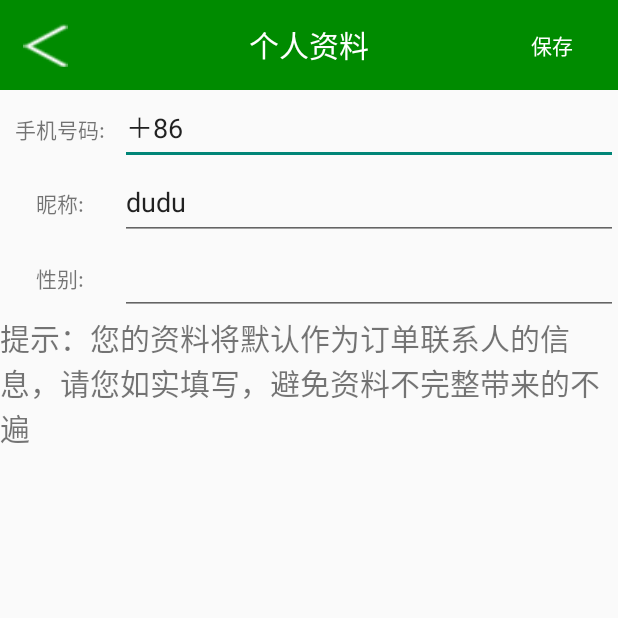
After one commit to GogogoAlin/GoALIN, an Android app: the MyInfo screen opened directly, with no data from a screen before it, on a phone screen of 412 x 824 dp, the top half of it. The commit adds this screen. Run offline under Robolectric (Android 15) with nearby library versions, the phone set to English and light mode, and no system bars.

Commit message:
妈妈的

```diff
--- /dev/null
+++ b/app/src/main/java/mineActivity/MyInfo.java
@@ -0,0 +1,58 @@
+package mineActivity;
+
+import android.content.SharedPreferences;
+import android.os.Bundle;
+import android.support.v7.app.AppCompatActivity;
+import android.view.View;
+import android.widget.EditText;
+
+import com.example.alin.gogogo.R;
+
+public class MyInfo extends AppCompatActivity {
+    private EditText phone,nickname,sex;
+    @Override
+    protected void onCreate(Bundle savedInstanceState) {
+        super.onCreate(savedInstanceState);
+        setContentView(R.layout.activity_my_info);
+        initview();
+        SharedPreferences preferences = getSharedPreferences("personnal", this.MODE_PRIVATE);
+        if(preferences!=null){
+            String p = preferences.getString("phone", "＋86");
+            String n = preferences.getString("nickname", "dudu");
+            String s = preferences.getString("sex", "");
+            phone.setText(p);
+            nickname.setText(n);
+            sex.setText(s);
+
+        }
+    }
+
+    private void initview() {
+        phone=(EditText) findViewById(R.id.phone);
+        nickname=(EditText)findViewById(R.id.nickname);
+        sex=(EditText)findViewById(R.id.sex);
+
+
+
+    }
+
+    public void onClick(View view) {
+        switch(view.getId()){
+            case R.id.laod_back:
+                finish();
+                break;
+            case R.id.save:
+                String phone_s = phone.getText().toString();
+                String nickname_s=nickname.getText().toString();
+                String sex_s=sex.getText().toString();
+                SharedPreferences preferences = getSharedPreferences("personnal", this.MODE_PRIVATE);
+                SharedPreferences.Editor editor = preferences.edit();
+                editor.putString("phone",phone_s);
+                editor.putString("nickname",nickname_s);
+                editor.putString("sex",sex_s);
+                editor.commit();
+                break;
+        }
+
+    }
+}
--- /dev/null
+++ b/app/src/main/res/layout/activity_my_info.xml
@@ -0,0 +1,107 @@
+<?xml version="1.0" encoding="utf-8"?>
+<LinearLayout xmlns:android="http://schemas.android.com/apk/res/android"
+    xmlns:tools="http://schemas.android.com/tools"
+    android:layout_width="wrap_content"
+    android:layout_height="match_parent"
+    android:orientation="vertical"
+    tools:context="com.example.alin.gogogo.mineActivity.MyInfo">
+    <RelativeLayout
+        android:layout_width="match_parent"
+        android:layout_height="60dp"
+        android:orientation="horizontal"
+        android:background="#008B00"
+        >
+        <Button
+            android:id="@+id/laod_back"
+            android:layout_width="30dp"
+            android:layout_height="wrap_content"
+            android:onClick="onClick"
+            android:layout_margin="15dp"
+            android:background="@mipmap/back"
+            />
+        <TextView
+            android:layout_width="wrap_content"
+            android:layout_height="wrap_content"
+            android:text="个人资料"
+            android:textColor="@android:color/white"
+            android:textSize="20sp"
+            android:layout_centerVertical="true"
+            android:layout_centerHorizontal="true" />
+        <Button
+            android:id="@+id/save"
+            android:layout_width="wrap_content"
+            android:text="保存"
+            android:background="#00000000"
+            android:textColor="#ffffff"
+            android:onClick="onClick"
+            android:layout_height="wrap_content"
+            android:layout_centerVertical="true"
+            android:layout_alignParentEnd="true"
+            />
+    </RelativeLayout>
+    <LinearLayout
+        android:layout_width="match_parent"
+        android:layout_height="50dp"
+
+        >
+        <TextView
+            android:layout_width="80dp"
+            android:layout_height="50dp"
+            android:text="手机号码:"
+            android:gravity="center"
+            />
+
+        <EditText
+            android:id="@+id/phone"
+            android:layout_width="match_parent"
+            android:layout_height="match_parent"
+            />
+
+    </LinearLayout>
+    <LinearLayout
+        android:layout_width="match_parent"
+        android:layout_height="50dp"
+
+        >
+        <TextView
+            android:layout_width="80dp"
+            android:layout_height="50dp"
+            android:text="昵称:"
+            android:gravity="center"
+            />
+
+        <EditText
+            android:id="@+id/nickname"
+            android:layout_width="match_parent"
+            android:layout_height="match_parent"
+            />
+
+    </LinearLayout>
+    <LinearLayout
+        android:layout_width="match_parent"
+        android:layout_height="50dp"
+
+        >
+        <TextView
+            android:layout_width="80dp"
+            android:layout_height="50dp"
+            android:text="性别:"
+            android:gravity="center"
+            />
+
+        <EditText
+            android:id="@+id/sex"
+            android:layout_width="match_parent"
+            android:layout_height="match_parent"
+            />
+
+    </LinearLayout>
+    <TextView
+        android:layout_width="match_parent"
+        android:layout_height="wrap_content"
+        android:text="提示：您的资料将默认作为订单联系人的信息，请您如实填写，避免资料不完整带来的不遍"
+        android:textSize="20sp"
+        />
+
+
+</LinearLayout>
--- a/app/src/main/res/layout/fragment_mine.xml
+++ b/app/src/main/res/layout/fragment_mine.xml
@@ -355,7 +355,6 @@
             android:layout_width="match_parent"
             android:layout_height="wrap_content"
             android:orientation="horizontal"
-            android:clickable="true"
             >
             <ImageView
                 android:layout_width="30dp"
```
Also changed, not shown: app/src/main/AndroidManifest.xml (+4 -3 lines), app/src/main/java/com/example/alin/gogogo/activity/AboutActivitys.java (renamed from app/src/main/java/com/example/alin/gogogo/activity/AboutActivity.java, +4 -12 lines), app/src/main/java/com/example/alin/gogogo/fragment/MineFragment.java (+32 -3 lines), app/src/main/java/mineActivity/Label.java (added, +112 -0 lines), app/src/main/java/mineActivity/UpdataPassword.java (added, +121 -0 lines), app/src/main/res/layout/activity_about.xml (deleted, +0 -77 lines), app/src/main/res/layout/activity_about_activitys.xml (added, +78 -0 lines), app/src/main/res/layout/activity_label.xml (added, +65 -0 lines), app/src/main/res/layout/activity_updata_password.xml (added, +61 -0 lines).
